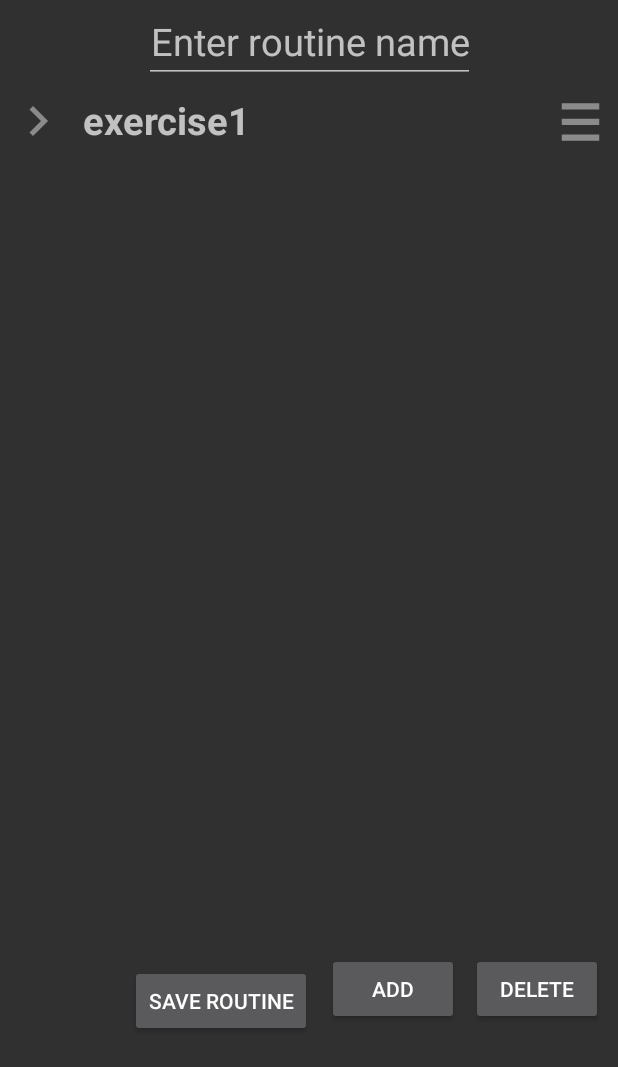
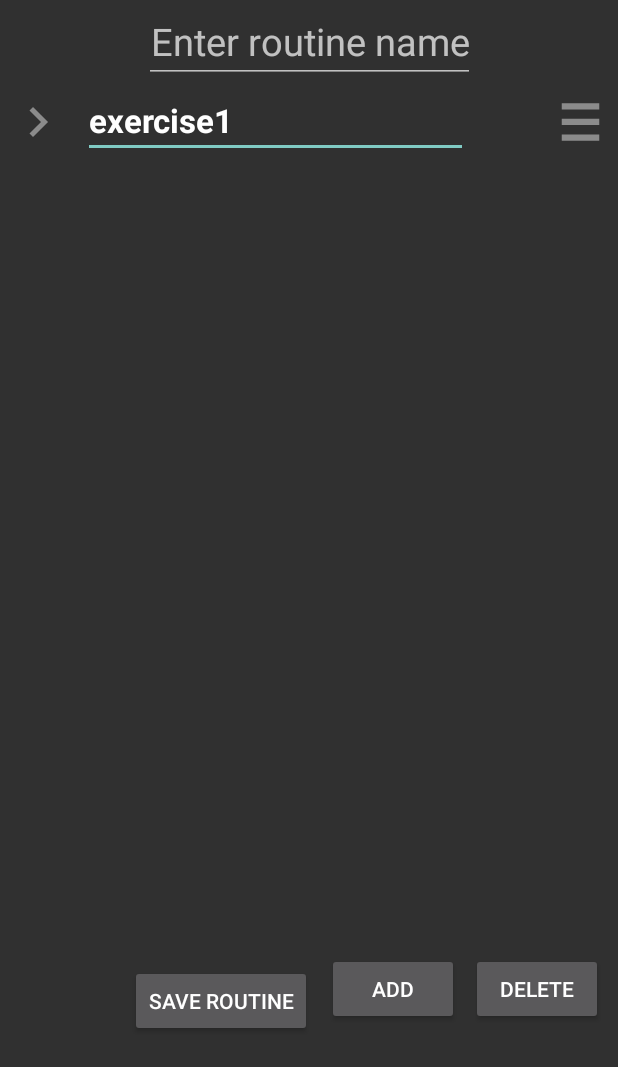
Before and after one commit to Macbak03/GymApp, an Android app built with Jetpack Compose: the CreateRoutineActivity screen opened directly, with no data from a screen before it, after a tap on "ADD", on a phone screen of 412 x 824 dp. Shown: the top 1067 px of the screen. Run offline under Robolectric (Android 15) with nearby library versions, the phone set to English and light mode, and no system bars.

Commit message:
changed expandable layout

```diff
--- a/app/src/main/java/com/example/gymapp/activity/CreateRoutineActivity.kt
+++ b/app/src/main/java/com/example/gymapp/activity/CreateRoutineActivity.kt
@@ -167,7 +167,10 @@ class CreateRoutineActivity : AppCompatActivity() {
         {
             val viewHolder = recyclerView.findViewHolderForAdapterPosition(i) as? RoutineRecyclerViewAdapter.RoutineViewHolder
             viewHolder?.let {
-                val exercise = it.exerciseDetails.getExerciseDraft()?.toExercise()
+                val exerciseDraft = it.exerciseDetails.getExerciseDraft()
+                val exerciseName =it.exerciseName.text.toString()
+                exerciseDraft?.name = exerciseName
+                val exercise = exerciseDraft?.toExercise()
                 if (exercise != null) {
                     routine.add(exercise)
                 }
--- a/app/src/main/java/com/example/gymapp/adapter/RoutineRecyclerViewAdapter.kt
+++ b/app/src/main/java/com/example/gymapp/adapter/RoutineRecyclerViewAdapter.kt
@@ -10,6 +10,7 @@ import androidx.recyclerview.widget.ItemTouchHelper
 import androidx.recyclerview.widget.RecyclerView
 import com.example.gymapp.animation.Animations
 import com.example.gymapp.databinding.CreateRoutineRecyclerViewItemBinding
+import com.example.gymapp.layout.RoutineExpandableLayout
 import com.example.gymapp.model.routine.ExerciseDraft
 
 class RoutineRecyclerViewAdapter(
@@ -21,7 +22,7 @@ class RoutineRecyclerViewAdapter(
 
     inner class RoutineViewHolder(binding: CreateRoutineRecyclerViewItemBinding) :
         RecyclerView.ViewHolder(binding.root) {
-        val exerciseName = binding.textViewExerciseName
+        val exerciseName = binding.editTextExerciseName
         val expandImage = binding.buttonExpand
         val exerciseDetails = binding.exerciseDetails
         val exerciseTitleElement = binding.linearLayoutExerciseTitleElement
@@ -47,17 +48,16 @@ class RoutineRecyclerViewAdapter(
         val exerciseTitleElement = holder.exerciseTitleElement
         val exerciseDetails = holder.exerciseDetails
         val moveButton = holder.moveButton
-        exerciseName.text = exercise.name
+        exerciseName.setText(exercise.name)
         exerciseDetails.setExercise(exercise)
 
-/*        exerciseDetails.setAdapter(this)
-        exerciseDetails.setExerciseTextChangedListener(object: RoutineExpandableLayout.ExerciseTextChangedListener{
+        //exerciseDetails.setAdapter(this)
+/*        exerciseDetails.setExerciseTextChangedListener(object: RoutineExpandableLayout.ExerciseTextChangedListener{
             override fun onExerciseNameChanged(name: String?) {
                 exerciseName.text = name
-                this@RoutineRecyclerViewAdapter.notifyItemChanged(holder.bindingAdapterPosition)
             }
 
-        }) do poprawy */
+        })*/
 
         exerciseTitleElement.setOnClickListener{
             if (exerciseDetails.visibility == View.VISIBLE) {
@@ -87,17 +87,14 @@ class RoutineRecyclerViewAdapter(
 
         animator.addListener(object : Animator.AnimatorListener {
             override fun onAnimationStart(animation: Animator) {
-                holder.exerciseTitleElement.isClickable = false
             }
 
             override fun onAnimationEnd(animation: Animator) {
-                holder.exerciseTitleElement.isClickable = true
                 animator.removeAllUpdateListeners()
 
             }
 
             override fun onAnimationCancel(animation: Animator) {
-                holder.exerciseTitleElement.isClickable = true
             }
 
             override fun onAnimationRepeat(animation: Animator) {
@@ -116,16 +113,15 @@ class RoutineRecyclerViewAdapter(
 
         animator.addListener(object : Animator.AnimatorListener {
             override fun onAnimationStart(animation: Animator) {
-                holder.exerciseTitleElement.isClickable = false
+
             }
 
             override fun onAnimationEnd(animation: Animator) {
-                holder.exerciseTitleElement.isClickable = true
+
                 animator.removeAllUpdateListeners()
             }
 
             override fun onAnimationCancel(animation: Animator) {
-                holder.exerciseTitleElement.isClickable = true
             }
 
             override fun onAnimationRepeat(animation: Animator) {
@@ -142,7 +138,14 @@ class RoutineRecyclerViewAdapter(
         exerciseDetails.animate()
             .alpha(1f)
             .setDuration(400)
-            .withEndAction(null)
+            .withStartAction{
+                holder.exerciseTitleElement.isClickable = false
+                holder.exerciseName.isClickable = false
+            }
+            .withEndAction {
+                holder.exerciseTitleElement.isClickable = true
+                holder.exerciseName.isClickable = true
+            }
             .start()
     }
 
@@ -151,7 +154,13 @@ class RoutineRecyclerViewAdapter(
         exerciseDetails.animate()
             .alpha(0f)
             .setDuration(400)
+            .withStartAction {
+                holder.exerciseTitleElement.isClickable = false
+                holder.exerciseName.isClickable = false
+            }
             .withEndAction {
+                holder.exerciseTitleElement.isClickable = true
+                holder.exerciseName.isClickable = true
                 exerciseDetails.visibility = View.GONE
                 exerciseDetails.clearAnimation()
             }
--- a/app/src/main/java/com/example/gymapp/layout/RoutineExpandableLayout.kt
+++ b/app/src/main/java/com/example/gymapp/layout/RoutineExpandableLayout.kt
@@ -1,5 +1,6 @@
 package com.example.gymapp.layout
 
+import android.annotation.SuppressLint
 import android.content.Context
 import android.os.Looper
 import android.text.Editable
@@ -19,13 +20,14 @@ import com.example.gymapp.model.routine.TimeUnit
 import com.example.gymapp.model.routine.WeightUnit
 
 
+@SuppressLint("NotifyDataSetChanged")
 class RoutineExpandableLayout(
     private val context: Context,
     private val attributes: AttributeSet
 
 ) : LinearLayout(context, attributes) {
 
-    private val exerciseEditText: EditText
+    //private val exerciseEditText: EditText
     private val pauseEditText: EditText
     private val pauseSpinner: Spinner
     private val loadEditText: EditText
@@ -44,12 +46,14 @@ class RoutineExpandableLayout(
 
     private var adapter: RoutineRecyclerViewAdapter? = null
 
+
+
     init {
         inflate(context, R.layout.routine_expandable_layout, this)
         val customAttributesStyle =
             context.obtainStyledAttributes(attributes, R.styleable.RoutineExpandableLayout, 0, 0)
 
-        exerciseEditText = findViewById(R.id.editTextExercise)
+        //exerciseEditText = findViewById(R.id.editTextExercise)
         pauseEditText = findViewById(R.id.editTextPause)
         pauseSpinner = findViewById(R.id.spinnerPause)
         loadEditText = findViewById(R.id.editTextLoad)
@@ -60,7 +64,7 @@ class RoutineExpandableLayout(
         paceEditText = findViewById(R.id.editTextPace)
 
 
-        exerciseEditText.addTextChangedListener(object : TextWatcher {
+/*        exerciseEditText.addTextChangedListener(object : TextWatcher {
             override fun beforeTextChanged(s: CharSequence?, start: Int, count: Int, after: Int) {
             }
 
@@ -84,10 +88,10 @@ class RoutineExpandableLayout(
                             exerciseTextChangedListener?.onExerciseNameChanged(exercise?.name ?: "")
                             adapter?.notifyDataSetChanged()
                         }
-                    }, 50)
+                    }, 0)
                 }
 
-            }
+            }*/
 
 
         pauseEditText.addTextChangedListener(object : TextWatcher {
@@ -187,7 +191,7 @@ class RoutineExpandableLayout(
     }
 
     private fun setExerciseText(exercise: ExerciseDraft?) {
-        exerciseEditText.setText(exercise?.name)
+        //exerciseEditText.setText(exercise?.name)
         pauseEditText.setText(exercise?.pause.toString())
         if (exercise != null) {
             setTimeUnitSpinner(exercise.pauseUnit)
--- a/app/src/main/res/layout/create_routine_recycler_view_item.xml
+++ b/app/src/main/res/layout/create_routine_recycler_view_item.xml
@@ -9,7 +9,7 @@
     <LinearLayout
         android:id="@+id/linearLayoutExerciseTitleElement"
         android:layout_width="match_parent"
-        android:layout_height="48dp"
+        android:layout_height="wrap_content"
         android:orientation="horizontal"
         android:clickable="true">
 
@@ -18,19 +18,19 @@
             android:layout_width="40dp"
             android:layout_height="40dp"
             android:layout_marginStart="5dp"
-            android:layout_marginTop="5dp"
+            android:layout_marginTop="6dp"
             android:background="@drawable/baseline_expand_more_24"
             android:rotation="-90"/>
 
-        <TextView
-            android:id="@+id/textViewExerciseName"
+        <EditText
+            android:id="@+id/editTextExerciseName"
             android:layout_width="0dp"
             android:layout_height="wrap_content"
             android:layout_marginStart="10dp"
-            android:layout_marginTop="7dp"
+            android:layout_marginEnd="60dp"
             android:layout_weight="1"
             android:text="Exercise Name"
-            android:textSize="25sp"
+            android:textSize="22sp"
             android:textStyle="bold"
             app:layout_constraintBottom_toBottomOf="parent"
             app:layout_constraintStart_toStartOf="parent"
--- a/app/src/main/res/layout/routine_expandable_layout.xml
+++ b/app/src/main/res/layout/routine_expandable_layout.xml
@@ -6,7 +6,7 @@
     android:layout_height="match_parent"
     android:orientation="vertical">
 
-        <LinearLayout
+<!--        <LinearLayout
             android:layout_width="match_parent"
             android:layout_height="wrap_content"
             android:orientation="horizontal">
@@ -20,7 +20,7 @@
                     android:id="@+id/editTextExercise"
                     style="@style/routine_edit_text_item"
                     android:hint="@string/enter_exercise_name" />
-        </LinearLayout>
+        </LinearLayout>-->
 
         <LinearLayout
             android:layout_width="match_parent"
```
